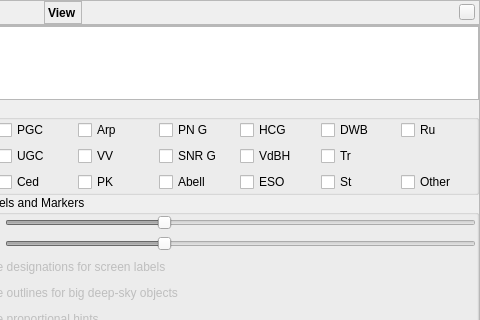
Above: src/gui/viewDialog.ui from 519984307/stellarium_src before the change; both pictures show x 329 to 809 and y 0 to 320 of the 809 by 567 pixel window. Below: the same form after it.
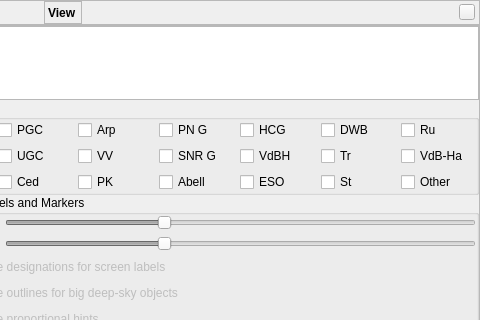
That is the form after the change. The open tabs and pages were chosen to show the change. Icons and pictures are not drawn. Custom widgets are drawn as their Qt base class.

The edit to the form file:
```diff
--- a/src/gui/viewDialog.ui
+++ b/src/gui/viewDialog.ui
@@ -2015,6 +2015,19 @@
                </attribute>
               </widget>
              </item>
+             <item row="1" column="9">
+              <widget class="QCheckBox" name="checkBoxVdBHa">
+               <property name="toolTip">
+                <string>Van den Bergh-Hagen Catalogue</string>
+               </property>
+               <property name="text">
+                <string notr="true">VdB-Ha</string>
+               </property>
+               <attribute name="buttonGroup">
+                <string notr="true">buttonGroupDisplayedDSOCatalogs</string>
+               </attribute>
+              </widget>
+             </item>
             </layout>
            </widget>
           </item>
```
